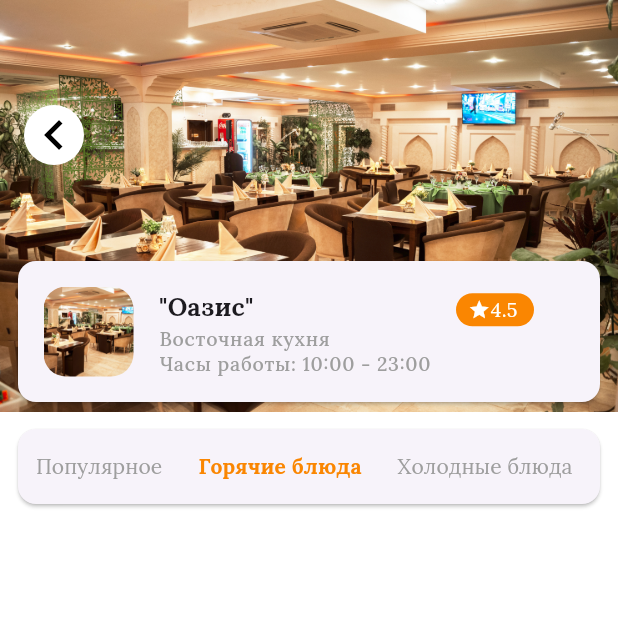
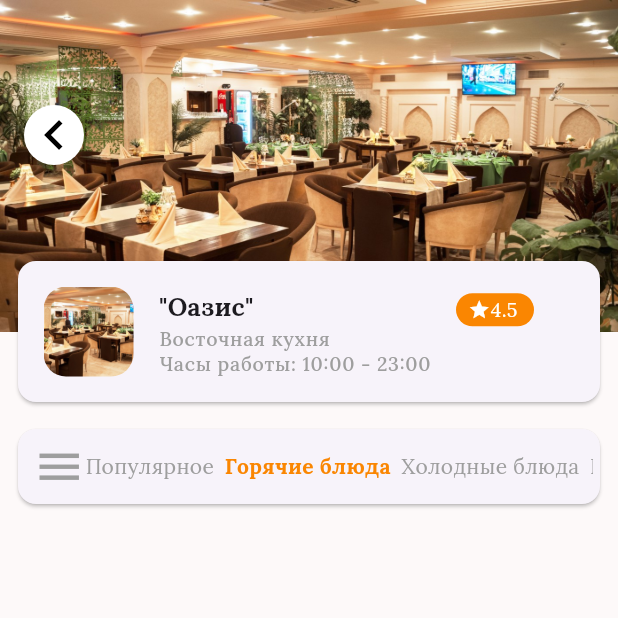
Before and after one commit to Krapotur/snack_time, a Flutter app: the screen it shows after launch, after a tap on an icon or button, on a phone screen of 412 x 824 dp, the top half of it. Run offline on Flutter 3.47's test engine with Material 3 defaults, Android fonts, the phone set to English and light mode, and no system bars.

Commit message:
Refactor code.  Extract widgets

```diff
--- a/lib/features/restaurant/view/restaurant_screen.dart
+++ b/lib/features/restaurant/view/restaurant_screen.dart
@@ -1,5 +1,6 @@
 import 'package:flutter/material.dart';
 import 'package:snack_time/features/models/models.dart';
+import 'package:snack_time/features/restaurant/widgets/widgets.dart';
 
 class RestaurantScreen extends StatefulWidget {
   const RestaurantScreen({super.key});
@@ -28,13 +29,18 @@
         'You must provide Object Restaurant args');
 
     restaurant = args as Restaurant;
-    print(restaurant?.positions[0].title);
     super.didChangeDependencies();
+  }
+
+  void _callSetState() {
+    print('From parent sssssssssssssssssssssssssssssss');
+    setState(() {});
   }
 
   @override
   Widget build(BuildContext context) {
     return Scaffold(
+      backgroundColor: const Color.fromARGB(255, 253, 249, 249),
       body: Container(
         width: MediaQuery.of(context).size.width,
         decoration: BoxDecoration(
@@ -47,105 +53,15 @@
           padding: const EdgeInsets.symmetric(horizontal: 8.0),
           child: Column(
             children: [
-              Padding(
-                padding: const EdgeInsets.only(top: 70, left: 8),
-                child: Align(
-                  alignment: Alignment.centerLeft,
-                  child: GestureDetector(
-                    onTap: () => Navigator.of(context).pushNamed('/'),
-                    child: Container(
-                      width: 40,
-                      decoration: BoxDecoration(
-                        color: Colors.white,
-                        borderRadius: BorderRadiusDirectional.circular(20),
-                      ),
-                      child: const Icon(
-                        Icons.keyboard_arrow_left_outlined,
-                        color: Colors.black,
-                        size: 40,
-                      ),
-                    ),
-                  ),
-                ),
-              ),
+              const IconArrowBack(),
               Padding(
                 padding: const EdgeInsets.only(top: 60.0, bottom: 10),
                 child: Card(
                   surfaceTintColor: Colors.white,
                   child: Row(
                     children: [
-                      Padding(
-                        padding: const EdgeInsets.all(17.0),
-                        child: Container(
-                          height: 60,
-                          width: 60,
-                          decoration: BoxDecoration(
-                            borderRadius: BorderRadius.circular(15),
-                            image: DecorationImage(
-                                image: AssetImage(restaurant!.imgSrc),
-                                fit: BoxFit.cover),
-                          ),
-                        ),
-                      ),
-                      Column(
-                        crossAxisAlignment: CrossAxisAlignment.start,
-                        children: [
-                          SizedBox(
-                            width: 250,
-                            child: Row(
-                              mainAxisAlignment: MainAxisAlignment.spaceBetween,
-                              children: [
-                                Text(
-                                  '"${restaurant!.title}"',
-                                  style:
-                                      Theme.of(context).textTheme.titleMedium,
-                                ),
-                                Container(
-                                  margin: const EdgeInsets.only(top: 5),
-                                  height: 22,
-                                  width: 52,
-                                  decoration: BoxDecoration(
-                                    color:
-                                        const Color.fromARGB(255, 250, 134, 1),
-                                    borderRadius: BorderRadius.circular(20),
-                                  ),
-                                  child: Padding(
-                                    padding: const EdgeInsets.symmetric(
-                                        horizontal: 8),
-                                    child: Row(
-                                      children: [
-                                        const Icon(
-                                          Icons.star,
-                                          size: 15,
-                                          color: Colors.white,
-                                        ),
-                                        Text(
-                                          ('4.5').toString(),
-                                          style: const TextStyle(
-                                              color: Colors.white,
-                                              fontSize: 13,
-                                              fontFamily: 'Lora'),
-                                        ),
-                                      ],
-                                    ),
-                                  ),
-                                ),
-                              ],
-                            ),
-                          ),
-                          Text(
-                            '${restaurant!.kitchen} кухня',
-                            style: Theme.of(context).textTheme.labelMedium,
-                          ),
-                          Text(
-                            'Часы работы: 10:00 - 23:00',
-                            style: Theme.of(context).textTheme.labelMedium,
-                          ),
-                          const SizedBox(
-                            width: 20,
-                          ),
-                        ],
-                      )
+                      RestaurantImage(restaurant: restaurant),
+                      CardInfoRestaurant(restaurant: restaurant),
                     ],
                   ),
                 ),
@@ -154,27 +70,34 @@
                 surfaceTintColor: Colors.white,
                 child: SizedBox(
                   height: 50,
-                  child: ListView.builder(
-                    scrollDirection: Axis.horizontal,
-                    itemCount: _categories.length,
-                    itemBuilder: (context, index) => TextButton(
-                      onPressed: () {
-                        setState(() {
-                          categoryTitle = _categories[index];
-                        });
-                      },
-                      child: Text(
-                        _categories[index],
-                        style: TextStyle(
-                            color: categoryTitle == _categories[index]
-                                ? const Color.fromARGB(255, 250, 134, 1)
-                                : Colors.grey,
-                            fontFamily: 'Lora',
-                            fontWeight: categoryTitle == _categories[index]
-                                ? FontWeight.bold
-                                : FontWeight.normal),
+                  child: Stack(
+                    alignment: Alignment.centerLeft,
+                    children: [
+                      const IconMenu(),
+                      Padding(
+                        padding: const EdgeInsets.only(left: 45.0, right: 5.0),
+                        child: ListView.builder(
+                          scrollDirection: Axis.horizontal,
+                          itemCount: _categories.length,
+                          itemBuilder: (context, index) => Padding(
+                            padding: const EdgeInsets.only(right: 7),
+                            child: Center(
+                              child: GestureDetector(
+                                onTap: () {
+                                  setState(
+                                      () => categoryTitle = _categories[index]);
+                                },
+                                child: TitleCategory(
+                                  categories: _categories,
+                                  categoryTitle: categoryTitle,
+                                  index: index,
+                                ),
+                              ),
+                            ),
+                          ),
+                        ),
                       ),
-                    ),
+                    ],
                   ),
                 ),
               ),
--- /dev/null
+++ b/lib/features/restaurant/widgets/card_info_restaurant.dart
@@ -0,0 +1,68 @@
+import 'package:flutter/material.dart';
+import 'package:snack_time/features/models/models.dart';
+
+class CardInfoRestaurant extends StatelessWidget {
+  final Restaurant? restaurant;
+
+  const CardInfoRestaurant({super.key, this.restaurant});
+
+  @override
+  Widget build(BuildContext context) {
+    return Column(
+      crossAxisAlignment: CrossAxisAlignment.start,
+      children: [
+        SizedBox(
+          width: 250,
+          child: Row(
+            mainAxisAlignment: MainAxisAlignment.spaceBetween,
+            children: [
+              Text(
+                '"${restaurant?.title}"',
+                style: Theme.of(context).textTheme.titleMedium,
+              ),
+              Container(
+                margin: const EdgeInsets.only(top: 5),
+                height: 22,
+                width: 52,
+                decoration: BoxDecoration(
+                  color: const Color.fromARGB(255, 250, 134, 1),
+                  borderRadius: BorderRadius.circular(20),
+                ),
+                child: Padding(
+                  padding: const EdgeInsets.symmetric(horizontal: 8),
+                  child: Row(
+                    children: [
+                      const Icon(
+                        Icons.star,
+                        size: 15,
+                        color: Colors.white,
+                      ),
+                      Text(
+                        ('4.5').toString(),
+                        style: const TextStyle(
+                            color: Colors.white,
+                            fontSize: 13,
+                            fontFamily: 'Lora'),
+                      ),
+                    ],
+                  ),
+                ),
+              ),
+            ],
+          ),
+        ),
+        Text(
+          '${restaurant?.kitchen} кухня',
+          style: Theme.of(context).textTheme.labelMedium,
+        ),
+        Text(
+          'Часы работы: 10:00 - 23:00',
+          style: Theme.of(context).textTheme.labelMedium,
+        ),
+        const SizedBox(
+          width: 20,
+        ),
+      ],
+    );
+  }
+}
--- /dev/null
+++ b/lib/features/restaurant/widgets/icon_arrow_back.dart
@@ -0,0 +1,32 @@
+import 'package:flutter/material.dart';
+
+class IconArrowBack extends StatelessWidget {
+  const IconArrowBack({
+    super.key,
+  });
+
+  @override
+  Widget build(BuildContext context) {
+    return Padding(
+      padding: const EdgeInsets.only(top: 70, left: 8),
+      child: Align(
+        alignment: Alignment.centerLeft,
+        child: GestureDetector(
+          onTap: () => Navigator.of(context).pushNamed('/'),
+          child: Container(
+            width: 40,
+            decoration: BoxDecoration(
+              color: Colors.white,
+              borderRadius: BorderRadiusDirectional.circular(20),
+            ),
+            child: const Icon(
+              Icons.keyboard_arrow_left_outlined,
+              color: Colors.black,
+              size: 40,
+            ),
+          ),
+        ),
+      ),
+    );
+  }
+}
--- /dev/null
+++ b/lib/features/restaurant/widgets/icon_menu.dart
@@ -0,0 +1,19 @@
+import 'package:flutter/material.dart';
+
+class IconMenu extends StatelessWidget {
+  const IconMenu({
+    super.key,
+  });
+
+  @override
+  Widget build(BuildContext context) {
+    return const Padding(
+      padding: EdgeInsets.only(left: 10.0, right: 7),
+      child: Icon(
+        Icons.menu,
+        size: 35,
+        color: Colors.grey,
+      ),
+    );
+  }
+}
--- /dev/null
+++ b/lib/features/restaurant/widgets/restaurant_image.dart
@@ -0,0 +1,23 @@
+import 'package:flutter/material.dart';
+import 'package:snack_time/features/models/models.dart';
+
+class RestaurantImage extends StatelessWidget {
+  final Restaurant? restaurant;
+  const RestaurantImage({super.key, this.restaurant});
+
+  @override
+  Widget build(BuildContext context) {
+    return Padding(
+      padding: const EdgeInsets.all(17.0),
+      child: Container(
+        height: 60,
+        width: 60,
+        decoration: BoxDecoration(
+          borderRadius: BorderRadius.circular(15),
+          image: DecorationImage(
+              image: AssetImage(restaurant!.imgSrc), fit: BoxFit.cover),
+        ),
+      ),
+    );
+  }
+}
--- /dev/null
+++ b/lib/features/restaurant/widgets/title_category.dart
@@ -0,0 +1,29 @@
+import 'package:flutter/material.dart';
+
+class TitleCategory extends StatelessWidget {
+  final int index;
+  const TitleCategory({
+    super.key,
+    required List<String> categories,
+    required this.categoryTitle,
+    required this.index,
+  }) : _categories = categories;
+
+  final List<String> _categories;
+  final String categoryTitle;
+
+  @override
+  Widget build(BuildContext context) {
+    return Text(
+      _categories[index],
+      style: TextStyle(
+          color: categoryTitle == _categories[index]
+              ? const Color.fromARGB(255, 250, 134, 1)
+              : Colors.grey,
+          fontFamily: 'Lora',
+          fontWeight: categoryTitle == _categories[index]
+              ? FontWeight.bold
+              : FontWeight.normal),
+    );
+  }
+}
--- /dev/null
+++ b/lib/features/restaurant/widgets/widgets.dart
@@ -0,0 +1,6 @@
+export 'card_info_restaurant.dart';
+export 'card_categories_scroll.dart';
+export 'icon_arrow_back.dart';
+export 'restaurant_image.dart';
+export 'title_category.dart';
+export 'icon_menu.dart';
```
Also changed, not shown: lib/features/restaurant/widgets/card_categories_scroll.dart (added, +75 -0 lines), assets/img/india.jpg, assets/img/oasis.jpg.
